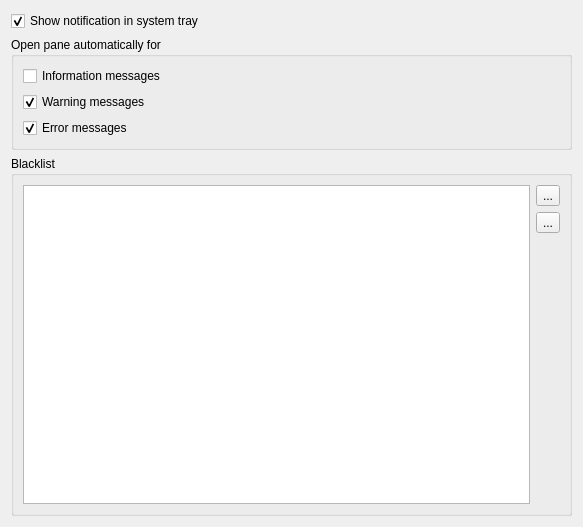
Before: the Qt Designer form data/forms/settings_page_notifications.ui in pythoningLearning/hackedit, drawn with Qt 5.
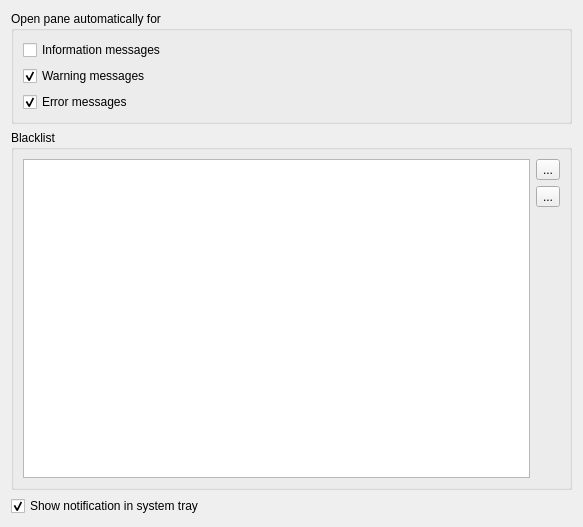
After: the same form once the commit is applied. Icons and pictures are not drawn.

What changed in the file:
```diff
--- a/data/forms/settings_page_notifications.ui
+++ b/data/forms/settings_page_notifications.ui
@@ -17,19 +17,6 @@
    <string>Show notifications in system tray (depends on the OS and whether the tray icon is visible or not)</string>
   </property>
   <layout class="QVBoxLayout" name="verticalLayout">
-   <item>
-    <widget class="QCheckBox" name="cb_allow_system_tray">
-     <property name="toolTip">
-      <string>If checked, the IDE notifications will be shown through the system tray icon (or libnotify on GNU/Linux).</string>
-     </property>
-     <property name="text">
-      <string>Show notification in system tray</string>
-     </property>
-     <property name="checked">
-      <bool>true</bool>
-     </property>
-    </widget>
-   </item>
    <item>
     <widget class="QGroupBox" name="groupBox">
      <property name="title">
@@ -154,6 +141,19 @@
      </layout>
     </widget>
    </item>
+   <item>
+    <widget class="QCheckBox" name="cb_allow_system_tray">
+     <property name="toolTip">
+      <string>If checked, the IDE notifications will be shown through the system tray icon (or libnotify on GNU/Linux).</string>
+     </property>
+     <property name="text">
+      <string>Show notification in system tray</string>
+     </property>
+     <property name="checked">
+      <bool>true</bool>
+     </property>
+    </widget>
+   </item>
   </layout>
  </widget>
  <resources/>
```
